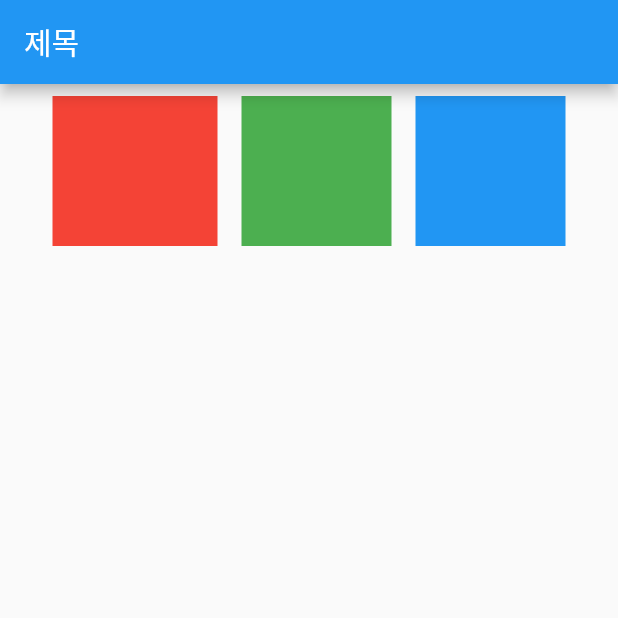
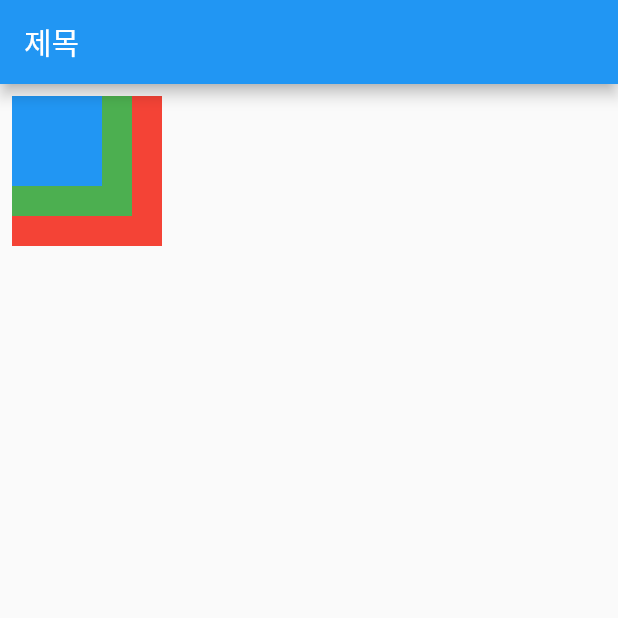
Before and after one commit to j-up/flutter-study, a Flutter app: the screen it shows after launch, on a phone screen of 412 x 824 dp, the top half of it. Run offline on Flutter 3.47's test engine with Material 2 defaults, Android fonts, the phone set to English and light mode, and no system bars.

Commit message:
Stack 예제 Frame 레이아웃처럼 겹치게 사용 가능 (ex 화면위의 로딩, 이미지위에 텍스트)

```diff
--- a/lib/main.dart
+++ b/lib/main.dart
@@ -38,29 +38,26 @@ class MyHomePage extends StatelessWidget {
       appBar: AppBar(
         title: Text("제목"),
       ),
-      body: Row(
-        mainAxisSize: MainAxisSize.max,
-        mainAxisAlignment: MainAxisAlignment.center,
-        crossAxisAlignment: CrossAxisAlignment.center,
+      body: Stack(
         children: <Widget>[
           Container(
             color: Colors.red,
-            width: 110,
+            width: 100,
             height: 100,
             padding: const EdgeInsets.all(8.0),
             margin: const EdgeInsets.all(8.0),
           ),
           Container(
             color: Colors.green,
-            width: 100,
-            height: 100,
+            width: 80,
+            height: 80,
             padding: const EdgeInsets.all(8.0),
             margin: const EdgeInsets.all(8.0),
           ),
           Container(
             color: Colors.blue,
-            width: 100,
-            height: 100,
+            width: 60,
+            height: 60,
             padding: const EdgeInsets.all(8.0),
             margin: const EdgeInsets.all(8.0),
           ),
```
